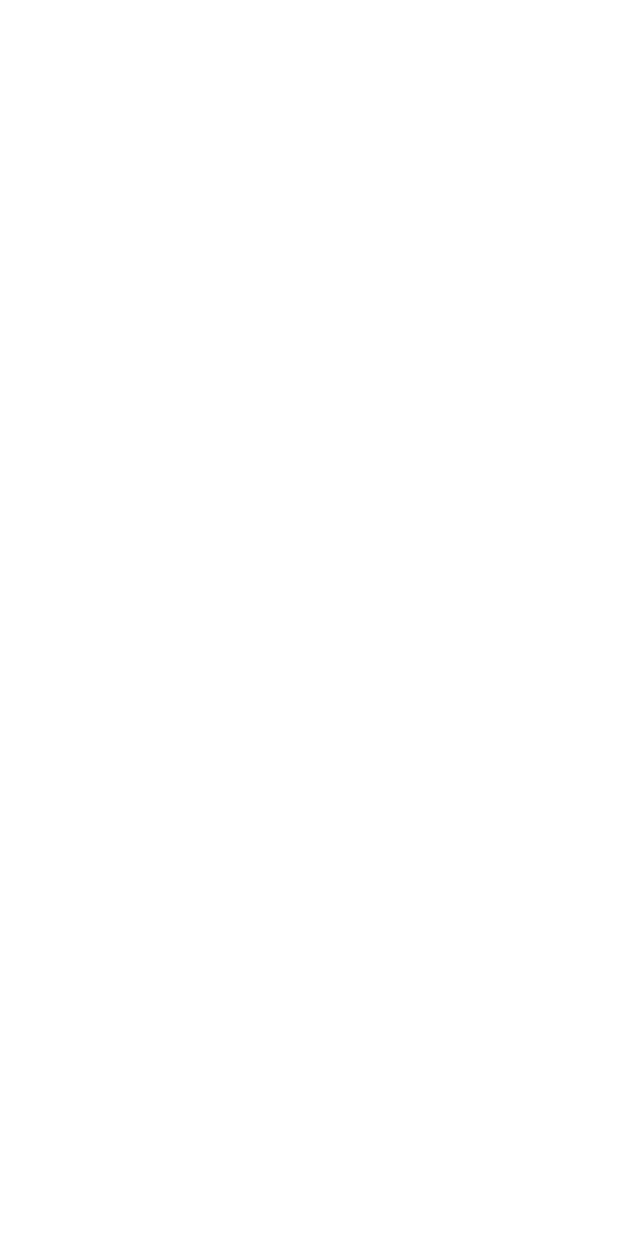
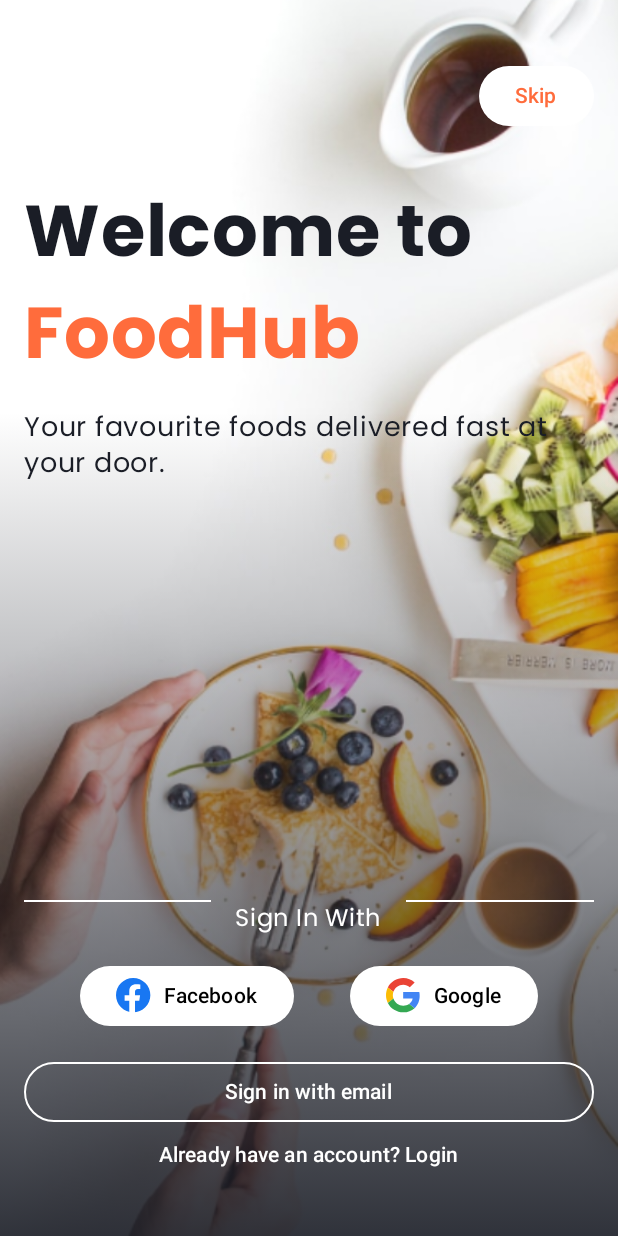
Before and after one commit to Nour5Eldin/Food_Hub_Compose, an Android app built with Jetpack Compose: the screen it shows after launch (MainActivity), on a phone screen of 412 x 824 dp. Before the commit the screen is empty. Run offline under Robolectric (Android 15) with nearby library versions, the phone set to English and light mode, and no system bars.

Commit message:
Auth Screen.

```diff
--- a/app/src/main/java/com/noureldin/foodhub/MainActivity.kt
+++ b/app/src/main/java/com/noureldin/foodhub/MainActivity.kt
@@ -67,7 +67,7 @@
                 Scaffold(modifier = Modifier.fillMaxSize()) { innerPadding ->
                    Box(modifier = Modifier.padding(innerPadding)){}
                     //Auth
-
+                    AuthScreen()
                 }
             }
         }
--- /dev/null
+++ b/app/src/main/java/com/noureldin/foodhub/ui/features/auth/AuthScreen.kt
@@ -0,0 +1,225 @@
+package com.noureldin.foodhub.ui.features.auth
+
+import androidx.compose.foundation.BorderStroke
+import androidx.compose.foundation.Image
+import androidx.compose.foundation.background
+import androidx.compose.foundation.layout.Arrangement
+import androidx.compose.foundation.layout.Box
+import androidx.compose.foundation.layout.Column
+import androidx.compose.foundation.layout.Row
+import androidx.compose.foundation.layout.Spacer
+import androidx.compose.foundation.layout.fillMaxSize
+import androidx.compose.foundation.layout.fillMaxWidth
+import androidx.compose.foundation.layout.height
+import androidx.compose.foundation.layout.padding
+import androidx.compose.foundation.layout.size
+import androidx.compose.foundation.layout.width
+import androidx.compose.foundation.shape.RoundedCornerShape
+import androidx.compose.material3.Button
+import androidx.compose.material3.ButtonDefaults
+import androidx.compose.material3.Divider
+import androidx.compose.material3.Text
+import androidx.compose.material3.TextButton
+import androidx.compose.runtime.Composable
+import androidx.compose.runtime.mutableStateOf
+import androidx.compose.runtime.remember
+import androidx.compose.ui.Alignment
+import androidx.compose.ui.Modifier
+import androidx.compose.ui.graphics.Brush
+import androidx.compose.ui.graphics.Color
+import androidx.compose.ui.layout.ContentScale
+import androidx.compose.ui.layout.onGloballyPositioned
+import androidx.compose.ui.res.colorResource
+import androidx.compose.ui.res.painterResource
+import androidx.compose.ui.res.stringResource
+import androidx.compose.ui.tooling.preview.Preview
+import androidx.compose.ui.unit.IntSize
+import androidx.compose.ui.unit.dp
+import androidx.compose.ui.unit.sp
+import com.noureldin.foodhub.R
+import com.noureldin.foodhub.ui.theme.orange
+@Composable
+fun AuthScreen() {
+    val imageSize = remember {
+        mutableStateOf(IntSize.Zero)
+    }
+
+    val gradientBrush = Brush.verticalGradient(
+        colors = listOf(
+            Color.Transparent,
+            colorResource(R.color.darkBlue).copy(alpha = 0.9f)
+        ),
+        startY = imageSize.value.height.toFloat() / 3,
+        endY = Float.POSITIVE_INFINITY
+    )
+
+    Box(
+        modifier = Modifier
+            .fillMaxSize()
+    ) {
+        // Background Image
+        Image(
+            painter = painterResource(id = R.drawable.background),
+            contentDescription = null,
+            modifier = Modifier
+                .fillMaxSize()
+                .onGloballyPositioned { coordinates ->
+                    imageSize.value = coordinates.size
+                },
+            contentScale = ContentScale.Crop // Ensures image covers the screen proportionally
+        )
+
+        // Gradient Overlay
+        Box(
+            modifier = Modifier
+                .matchParentSize()
+                .background(brush = gradientBrush) // Apply the gradient here
+        )
+
+        // Skip Button
+        Button(
+            onClick = { /*TODO*/ },
+            colors = ButtonDefaults.buttonColors(containerColor = Color.White),
+            modifier = Modifier
+                .align(Alignment.TopEnd)
+                .padding(16.dp)
+                .padding(top = 24.dp) // Add padding to make sure it's not cropped on small screens
+        ) {
+            Text(text = stringResource(id = R.string.skip), color = orange)
+        }
+
+        // Welcome Text Section
+        Column(
+            modifier = Modifier
+                .fillMaxWidth()
+                .padding(top = 120.dp, start = 16.dp, end = 16.dp)
+        ) {
+            Text(
+                text = stringResource(id = R.string.welcome),
+                color = colorResource(R.color.darkBlue),
+                fontSize = 48.sp,
+                fontWeight = androidx.compose.ui.text.font.FontWeight.Bold
+            )
+            Text(
+                text = stringResource(id = R.string.food_hub),
+                color = orange,
+                fontSize = 48.sp,
+                fontWeight = androidx.compose.ui.text.font.FontWeight.Bold
+            )
+            Text(
+                text = stringResource(id = R.string.food_hub_desc),
+                color = colorResource(R.color.darkBlue),
+                fontSize = 18.sp,
+                modifier = Modifier.padding(vertical = 16.dp)
+            )
+        }
+
+        // Bottom Buttons Section
+        Column(
+            modifier = Modifier
+                .fillMaxWidth()
+                .align(Alignment.BottomCenter)
+                .padding(16.dp),
+            horizontalAlignment = Alignment.CenterHorizontally
+        ) {
+            // Sign In Section with 2 lines in between the text
+            Row(
+                modifier = Modifier
+                    .fillMaxWidth()
+                    .padding(vertical = 16.dp),
+                horizontalArrangement = Arrangement.Center
+            ) {
+                Box(modifier = Modifier.weight(1f)) {
+                    Divider(
+                        color = Color.White,
+                        thickness = 1.dp,
+                        modifier = Modifier.align(Alignment.CenterEnd)
+                    )
+                }
+                Text(
+                    text = stringResource(id = R.string.sign_in_title),
+                    color = Color.White,
+                    fontSize = 16.sp,
+                    modifier = Modifier.padding(horizontal = 16.dp)
+                )
+                Box(modifier = Modifier.weight(1f)) {
+                    Divider(
+                        color = Color.White,
+                        thickness = 1.dp,
+                        modifier = Modifier.align(Alignment.CenterStart)
+                    )
+                }
+            }
+
+            // Facebook and Google Buttons Row
+            Row(
+                modifier = Modifier.fillMaxWidth(),
+                horizontalArrangement = Arrangement.SpaceEvenly
+            ) {
+                // Facebook Button
+                Button(
+                    onClick = { /*TODO*/ },
+                    colors = ButtonDefaults.buttonColors(containerColor = Color.White),
+                    shape = RoundedCornerShape(32.dp)
+                ) {
+                    Image(
+                        painter = painterResource(id = R.drawable.ic_facebook),
+                        contentDescription = null,
+                        modifier = Modifier.size(24.dp)
+                    )
+                    Spacer(modifier = Modifier.width(8.dp))
+                    Text(
+                        text = stringResource(id = R.string.sign_with_facebook),
+                        color = Color.Black
+                    )
+                }
+
+                // Google Button
+                Button(
+                    onClick = { /*TODO*/ },
+                    colors = ButtonDefaults.buttonColors(containerColor = Color.White),
+                    shape = RoundedCornerShape(32.dp)
+                ) {
+                    Image(
+                        painter = painterResource(id = R.drawable.ic_google),
+                        contentDescription = null,
+                        modifier = Modifier.size(24.dp)
+                    )
+                    Spacer(modifier = Modifier.width(8.dp))
+                    Text(
+                        text = stringResource(id = R.string.sign_with_google),
+                        color = Color.Black
+                    )
+                }
+            }
+
+            Spacer(modifier = Modifier.height(16.dp))
+
+            // Email Button
+            Button(
+                onClick = { /*TODO*/ },
+                colors = ButtonDefaults.buttonColors(containerColor = Color.Transparent),
+                shape = RoundedCornerShape(32.dp),
+                border = BorderStroke(1.dp, Color.White),
+                modifier = Modifier.fillMaxWidth()
+            ) {
+                Text(text = stringResource(id = R.string.sign_with_email), color = Color.White)
+            }
+
+            // Already Have Account Text
+            TextButton(onClick = { /*TODO*/ }) {
+                Text(
+                    text = stringResource(id = R.string.alread_have_account),
+                    color = Color.White
+                )
+            }
+        }
+    }
+}
+
+
+@Preview(showBackground = true)
+@Composable
+fun AuthScreenPreview() {
+    AuthScreen()
+}
```
